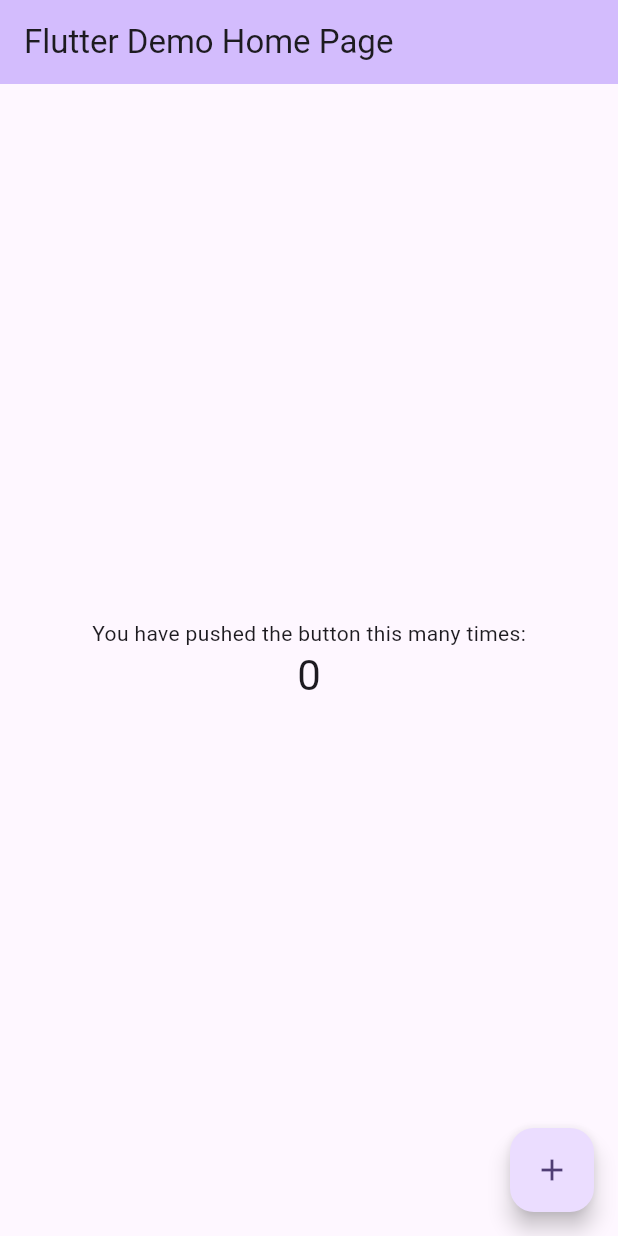
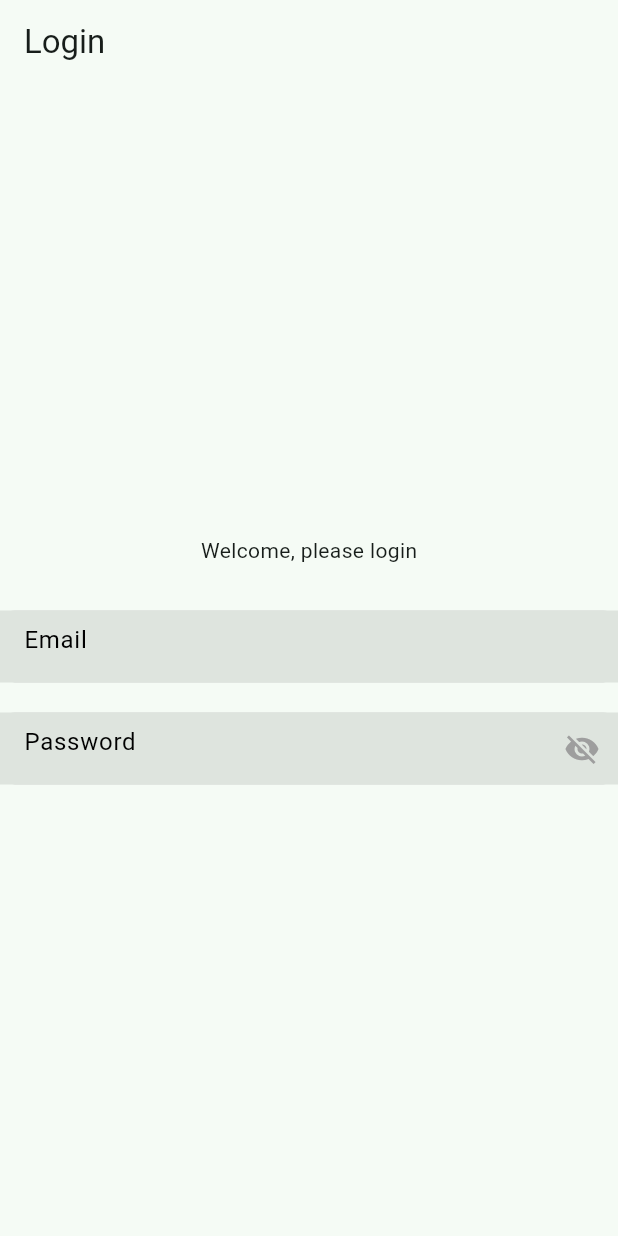
Before and after one commit to Richard7O/dflsbx, a Flutter app: the screen it shows after launch, on a phone screen of 412 x 824 dp. Run offline on Flutter 3.47's test engine with Material 2 defaults, Android fonts, the phone set to English and light mode, and no system bars; our stand-ins replace firebase_core; accounts and stored records are empty.

Commit message:
- Base splash and login screen

```diff
--- /dev/null
+++ b/lib/features/app/splash_screen/splash_screen.dart
@@ -0,0 +1,35 @@
+import 'package:flutter/material.dart';
+
+import '../../user_auth/presentation/pages/login_page.dart';
+
+class SplashScreen extends StatefulWidget {
+  const SplashScreen({super.key});
+
+  @override
+  State<SplashScreen> createState() => _SplashScreenState();
+}
+
+class _SplashScreenState extends State<SplashScreen> {
+  @override
+  void initState() {
+    Future.delayed(
+      Duration(seconds: 2),
+      () {
+        Navigator.pushAndRemoveUntil(context, MaterialPageRoute(builder: (context) => LoginPage()), (route) => false);
+      },
+    );
+    super.initState();
+  }
+
+  @override
+  Widget build(BuildContext context) {
+    return Scaffold(
+      backgroundColor: Theme.of(context).colorScheme.primary,
+      body: Center(
+          child: Text(
+        'Dutch Food Lab',
+        style: TextStyle(color: Theme.of(context).colorScheme.onPrimary, fontSize: 14.0),
+      )),
+    );
+  }
+}
--- /dev/null
+++ b/lib/features/user_auth/presentation/pages/login_page.dart
@@ -0,0 +1,37 @@
+import 'package:dflsbx/features/user_auth/presentation/widgets/entry_field.dart';
+import 'package:flutter/material.dart';
+
+class LoginPage extends StatelessWidget {
+  const LoginPage({super.key});
+
+  @override
+  Widget build(BuildContext context) {
+    return Scaffold(
+      appBar: AppBar(
+        title: Text('Login'),
+      ),
+      body: Center(
+        child: Column(
+          mainAxisAlignment: MainAxisAlignment.center,
+          children: [
+            Text('Welcome, please login'),
+            SizedBox(
+              height: 30.0,
+            ),
+            EntryField(
+              hintText: 'Email',
+              isPasswordField: false,
+            ),
+            SizedBox(
+              height: 20.0,
+            ),
+            EntryField(
+              hintText: 'Password',
+              isPasswordField: true,
+            ),
+          ],
+        ),
+      ),
+    );
+  }
+}
--- /dev/null
+++ b/lib/features/user_auth/presentation/widgets/entry_field.dart
@@ -0,0 +1,62 @@
+import 'package:flutter/material.dart';
+
+class EntryField extends StatefulWidget {
+  final TextEditingController? controller;
+  final Key? fieldKey;
+  final bool? isPasswordField;
+  final String? hintText;
+  final String? labelText;
+  final String? helperText;
+  final FormFieldSetter<String>? onSaved;
+  final FormFieldValidator<String>? validator;
+  final ValueChanged<String>? onFieldSubmitted;
+  final TextInputType? inputType;
+  const EntryField(
+      {super.key, this.controller, this.isPasswordField, this.fieldKey, this.hintText, this.labelText, this.helperText, this.onSaved, this.validator, this.onFieldSubmitted, this.inputType});
+
+  @override
+  State<EntryField> createState() => _EntryFieldState();
+}
+
+class _EntryFieldState extends State<EntryField> {
+  bool _obscureText = true;
+  @override
+  Widget build(BuildContext context) {
+    return Container(
+      width: double.infinity,
+      decoration: BoxDecoration(
+        color: Colors.grey.withOpacity(0.40),
+        borderRadius: BorderRadius.circular(10.0),
+      ),
+      child: TextFormField(
+        style: TextStyle(color: Colors.blue),
+        controller: widget.controller,
+        keyboardType: widget.inputType,
+        key: widget.fieldKey,
+        obscureText: widget.isPasswordField == true ? _obscureText : false,
+        onSaved: widget.onSaved,
+        validator: widget.validator,
+        onFieldSubmitted: widget.onFieldSubmitted,
+        decoration: InputDecoration(
+          border: InputBorder.none,
+          filled: true,
+          hintText: widget.hintText,
+          hintStyle: TextStyle(color: Colors.black),
+          suffixIcon: GestureDetector(
+            onTap: () {
+              setState(() {
+                _obscureText = !_obscureText;
+              });
+            },
+            child: widget.isPasswordField == true
+                ? Icon(
+                    _obscureText ? Icons.visibility_off : Icons.visibility,
+                    color: _obscureText ? Colors.grey : Colors.green,
+                  )
+                : const SizedBox.shrink(),
+          ),
+        ),
+      ),
+    );
+  }
+}
--- a/lib/main.dart
+++ b/lib/main.dart
@@ -1,6 +1,10 @@
+import 'package:dflsbx/features/app/splash_screen/splash_screen.dart';
+import 'package:firebase_core/firebase_core.dart';
 import 'package:flutter/material.dart';
 
-void main() {
+Future main() async {
+  WidgetsFlutterBinding.ensureInitialized();
+  await Firebase.initializeApp();
   runApp(const MyApp());
 }
 
@@ -11,115 +15,16 @@ class MyApp extends StatelessWidget {
   @override
   Widget build(BuildContext context) {
     return MaterialApp(
-      title: 'Flutter Demo',
+      title: 'Dutch Food Labs Sandbox',
+      themeMode: ThemeMode.light,
       theme: ThemeData(
-        // This is the theme of your application.
-        //
-        // TRY THIS: Try running your application with "flutter run". You'll see
-        // the application has a blue toolbar. Then, without quitting the app,
-        // try changing the seedColor in the colorScheme below to Colors.green
-        // and then invoke "hot reload" (save your changes or press the "hot
-        // reload" button in a Flutter-supported IDE, or press "r" if you used
-        // the command line to start the app).
-        //
-        // Notice that the counter didn't reset back to zero; the application
-        // state is not lost during the reload. To reset the state, use hot
-        // restart instead.
-        //
-        // This works for code too, not just values: Most code changes can be
-        // tested with just a hot reload.
-        colorScheme: ColorScheme.fromSeed(seedColor: Colors.deepPurple),
+        colorScheme: ColorScheme.fromSeed(seedColor: const Color(0xff1a4333)),
         useMaterial3: true,
       ),
-      home: const MyHomePage(title: 'Flutter Demo Home Page'),
+      darkTheme: ThemeData.dark(
+        useMaterial3: true,
+      ),
+      home: const SplashScreen(),
     );
   }
 }
-
-class MyHomePage extends StatefulWidget {
-  const MyHomePage({super.key, required this.title});
-
-  // This widget is the home page of your application. It is stateful, meaning
-  // that it has a State object (defined below) that contains fields that affect
-  // how it looks.
-
-  // This class is the configuration for the state. It holds the values (in this
-  // case the title) provided by the parent (in this case the App widget) and
-  // used by the build method of the State. Fields in a Widget subclass are
-  // always marked "final".
-
-  final String title;
-
-  @override
-  State<MyHomePage> createState() => _MyHomePageState();
-}
-
-class _MyHomePageState extends State<MyHomePage> {
-  int _counter = 0;
-
-  void _incrementCounter() {
-    setState(() {
-      // This call to setState tells the Flutter framework that something has
-      // changed in this State, which causes it to rerun the build method below
-      // so that the display can reflect the updated values. If we changed
-      // _counter without calling setState(), then the build method would not be
-      // called again, and so nothing would appear to happen.
-      _counter++;
-    });
-  }
-
-  @override
-  Widget build(BuildContext context) {
-    // This method is rerun every time setState is called, for instance as done
-    // by the _incrementCounter method above.
-    //
-    // The Flutter framework has been optimized to make rerunning build methods
-    // fast, so that you can just rebuild anything that needs updating rather
-    // than having to individually change instances of widgets.
-    return Scaffold(
-      appBar: AppBar(
-        // TRY THIS: Try changing the color here to a specific color (to
-        // Colors.amber, perhaps?) and trigger a hot reload to see the AppBar
-        // change color while the other colors stay the same.
-        backgroundColor: Theme.of(context).colorScheme.inversePrimary,
-        // Here we take the value from the MyHomePage object that was created by
-        // the App.build method, and use it to set our appbar title.
-        title: Text(widget.title),
-      ),
-      body: Center(
-        // Center is a layout widget. It takes a single child and positions it
-        // in the middle of the parent.
-        child: Column(
-          // Column is also a layout widget. It takes a list of children and
-          // arranges them vertically. By default, it sizes itself to fit its
-          // children horizontally, and tries to be as tall as its parent.
-          //
-          // Column has various properties to control how it sizes itself and
-          // how it positions its children. Here we use mainAxisAlignment to
-          // center the children vertically; the main axis here is the vertical
-          // axis because Columns are vertical (the cross axis would be
-          // horizontal).
-          //
-          // TRY THIS: Invoke "debug painting" (choose the "Toggle Debug Paint"
-          // action in the IDE, or press "p" in the console), to see the
-          // wireframe for each widget.
-          mainAxisAlignment: MainAxisAlignment.center,
-          children: <Widget>[
-            const Text(
-              'You have pushed the button this many times:',
-            ),
-            Text(
-              '$_counter',
-              style: Theme.of(context).textTheme.headlineMedium,
-            ),
-          ],
-        ),
-      ),
-      floatingActionButton: FloatingActionButton(
-        onPressed: _incrementCounter,
-        tooltip: 'Increment',
-        child: const Icon(Icons.add),
-      ), // This trailing comma makes auto-formatting nicer for build methods.
-    );
-  }
-}
--- a/pubspec.yaml
+++ b/pubspec.yaml
@@ -35,6 +35,10 @@ dependencies:
   # The following adds the Cupertino Icons font to your application.
   # Use with the CupertinoIcons class for iOS style icons.
   cupertino_icons: ^1.0.2
+
+  firebase_core: ^2.16.0
+  firebase_auth: ^4.10.0
+  cloud_firestore: ^4.9.2
 
 dev_dependencies:
   flutter_test:
```
Also changed, not shown: pubspec.lock, 3 other files.
